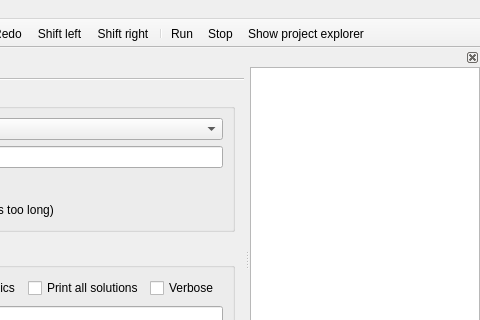
MiniZinc/MiniZincIDE, file MiniZincIDE/mainwindow.ui: the form before one commit; both pictures show x 320 to 800 and y 0 to 320 of the 800 by 727 pixel window.
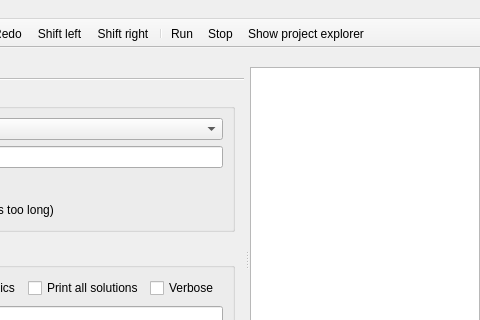
The form after the commit. Icons and pictures are not drawn. Custom widgets are drawn as their Qt base class.

The edit to the form file:
```diff
--- a/MiniZincIDE/mainwindow.ui
+++ b/MiniZincIDE/mainwindow.ui
@@ -562,7 +562,7 @@
   </widget>
   <widget class="QDockWidget" name="projectExplorerDockWidget">
    <property name="features">
-    <set>QDockWidget::DockWidgetClosable|QDockWidget::DockWidgetMovable</set>
+    <set>QDockWidget::DockWidgetMovable</set>
    </property>
    <property name="allowedAreas">
     <set>Qt::LeftDockWidgetArea|Qt::RightDockWidgetArea</set>
```
